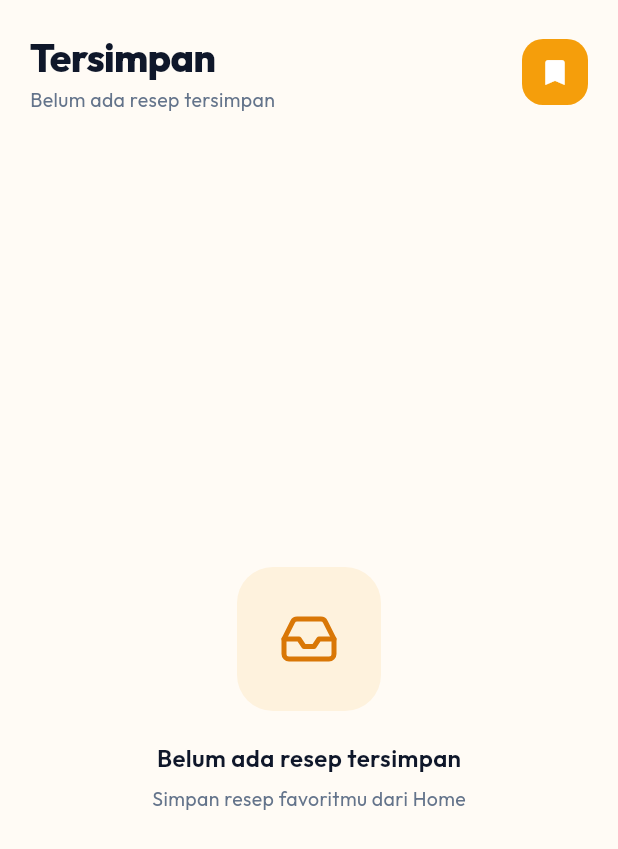
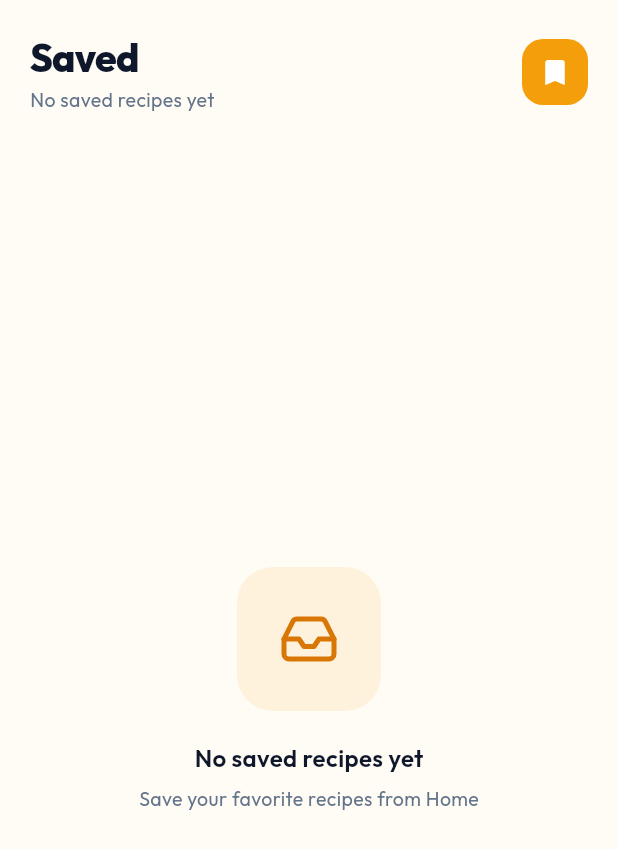
Before and after one commit to alvindimas05/pemrograman-mobile, a Flutter app: the SavedScreen widget shown alone on an empty page, opened directly, on a phone screen of 412 x 824 dp. Shown: the top 849 px of the screen. Run offline on Flutter 3.47's test engine with Material 3 defaults, Android fonts, the light colour scheme and no system bars; our stand-ins replace google_fonts, lucide_icons, sqflite; accounts and stored records are empty; network calls fail.

Commit message:
fix: change language to english

```diff
--- a/lib/screens/home_screen.dart
+++ b/lib/screens/home_screen.dart
@@ -79,7 +79,7 @@ class _HomeScreenState extends State<HomeScreen> {
                                   ),
                                 ),
                                 Text(
-                                  'Temukan resep favoritmu',
+                                  'Find your favorite recipes',
                                   style: GoogleFonts.outfit(
                                     fontSize: 13,
                                     color: _textSecondary,
@@ -129,7 +129,7 @@ class _HomeScreenState extends State<HomeScreen> {
                               border: InputBorder.none,
                               contentPadding: const EdgeInsets.symmetric(
                                   horizontal: 16, vertical: 14),
-                              hintText: 'Cari resep...',
+                              hintText: 'Search recipes...',
                               hintStyle: GoogleFonts.outfit(
                                 fontSize: 14,
                                 color: _textSecondary,
@@ -158,7 +158,7 @@ class _HomeScreenState extends State<HomeScreen> {
                                         horizontal: 12),
                                   ),
                                   child: Text(
-                                    'Cari',
+                                    'Search',
                                     style: GoogleFonts.outfit(
                                       fontSize: 12,
                                       fontWeight: FontWeight.w700,
@@ -181,7 +181,7 @@ class _HomeScreenState extends State<HomeScreen> {
               SliverToBoxAdapter(
                 child: Padding(
                   padding: const EdgeInsets.fromLTRB(20, 28, 20, 12),
-                  child: _SectionTitle('Kategori'),
+                  child: _SectionTitle('Categories'),
                 ),
               ),
               SliverToBoxAdapter(
@@ -259,7 +259,7 @@ class _HomeScreenState extends State<HomeScreen> {
               SliverToBoxAdapter(
                 child: Padding(
                   padding: const EdgeInsets.fromLTRB(20, 28, 20, 12),
-                  child: _SectionTitle('Resep Acak'),
+                  child: _SectionTitle('Random Recipes'),
                 ),
               ),
               SliverToBoxAdapter(
@@ -433,7 +433,7 @@ class _HomeScreenState extends State<HomeScreen> {
                             )
                           : Center(
                               child: Text(
-                                'Tidak ada resep ditemukan.',
+                                'No recipes found.',
                                 style: GoogleFonts.outfit(color: _textSecondary),
                               ),
                             ),
@@ -459,7 +459,7 @@ class _HomeScreenState extends State<HomeScreen> {
                     padding: const EdgeInsets.all(32),
                     child: Center(
                       child: Text(
-                        'Tidak ada resep.',
+                        'No recipes.',
                         style: GoogleFonts.outfit(color: _textSecondary),
                       ),
                     ),
--- a/lib/screens/main_screen.dart
+++ b/lib/screens/main_screen.dart
@@ -64,7 +64,7 @@ class _MainScreenState extends State<MainScreen> {
                   index: 1,
                   current: _currentIndex,
                   icon: Icons.bookmark_rounded,
-                  label: 'Tersimpan',
+                  label: 'Saved',
                   onTap: (i) => setState(() => _currentIndex = i),
                 ),
               ],
--- a/lib/screens/recipe_detail_screen.dart
+++ b/lib/screens/recipe_detail_screen.dart
@@ -122,8 +122,8 @@ class RecipeDetailScreen extends StatelessWidget {
                       const SizedBox(height: 28),
 
                       // ── Bahan-Bahan ────────────────────────────────────
-                      _SectionHeader('Bahan-Bahan',
-                          '${meal.ingredients.length} item'),
+                      _SectionHeader('Ingredients',
+                          '${meal.ingredients.length} items'),
                       const SizedBox(height: 14),
                       SizedBox(
                         height: 106,
@@ -198,7 +198,7 @@ class RecipeDetailScreen extends StatelessWidget {
                       const SizedBox(height: 28),
 
                       // ── Cara Memasak ───────────────────────────────────
-                      _SectionHeader('Cara Memasak', null),
+                      _SectionHeader('Cooking Instructions', null),
                       const SizedBox(height: 14),
 
                       ...meal.strInstructions
--- a/lib/screens/saved_screen.dart
+++ b/lib/screens/saved_screen.dart
@@ -37,7 +37,7 @@ class SavedScreen extends StatelessWidget {
                           crossAxisAlignment: CrossAxisAlignment.start,
                           children: [
                             Text(
-                              'Tersimpan',
+                              'Saved',
                               style: GoogleFonts.outfit(
                                 fontSize: 26,
                                 fontWeight: FontWeight.w800,
@@ -47,8 +47,8 @@ class SavedScreen extends StatelessWidget {
                             ),
                             Text(
                               savedRecipes.isEmpty
-                                  ? 'Belum ada resep tersimpan'
-                                  : '${savedRecipes.length} resep',
+                                  ? 'No saved recipes yet'
+                                  : '${savedRecipes.length} recipes',
                               style: GoogleFonts.outfit(
                                 fontSize: 13,
                                 color: _textSecondary,
@@ -96,7 +96,7 @@ class SavedScreen extends StatelessWidget {
                             ),
                             const SizedBox(height: 20),
                             Text(
-                              'Belum ada resep tersimpan',
+                              'No saved recipes yet',
                               style: GoogleFonts.outfit(
                                 fontSize: 16,
                                 fontWeight: FontWeight.w600,
@@ -105,7 +105,7 @@ class SavedScreen extends StatelessWidget {
                             ),
                             const SizedBox(height: 6),
                             Text(
-                              'Simpan resep favoritmu dari Home',
+                              'Save your favorite recipes from Home',
                               style: GoogleFonts.outfit(
                                 fontSize: 13,
                                 color: _textSecondary,
```
